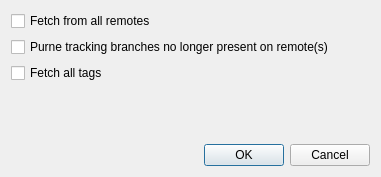
Above: qgitfetchdialog.ui from bokic/gitmaster before the change. Below: the same form after it.
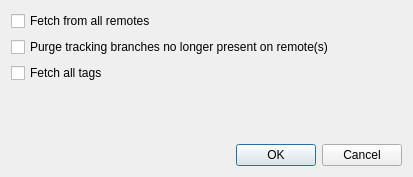
That is the form after the change.

Commit message: fetch/pull/push dialogs.

What changed in the file:
```diff
--- a/qgitfetchdialog.ui
+++ b/qgitfetchdialog.ui
@@ -6,7 +6,7 @@
    <rect>
     <x>0</x>
     <y>0</y>
-    <width>381</width>
+    <width>413</width>
     <height>177</height>
    </rect>
   </property>
@@ -24,7 +24,7 @@
    <item>
     <widget class="QCheckBox" name="checkBox_2">
      <property name="text">
-      <string>Purne tracking branches no longer present on remote(s)</string>
+      <string>Purge tracking branches no longer present on remote(s)</string>
      </property>
     </widget>
    </item>
```
Left out of the diff: 45 changed lines with no effect on the pictures. The commit also changes 3 other files.
